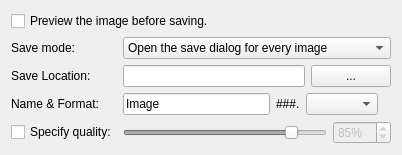
Old version of the form src/settings.ui in the repository KDE/skanlite.
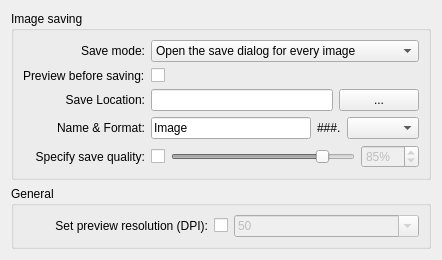
New version of the form. Custom widgets are drawn as their Qt base class.

Commit message: GUI: Reorganize the settings dialog and add the possibility to specify a preview resolution. Make the "save preview" image scalable. Use m_ prefix for class member variables.

```diff
--- a/src/settings.ui
+++ b/src/settings.ui
@@ -1,26 +1,36 @@
 <ui version="4.0" >
  <class>SkanliteSettings</class>
- <widget class="QWidget" name="SkanliteSettings" >
-  <property name="windowTitle" >
+ <widget class="QWidget" name="SkanliteSettings">
+  <property name="geometry">
+   <rect>
+    <x>0</x>
+    <y>0</y>
+    <width>410</width>
+    <height>257</height>
+   </rect>
+  </property>
+  <property name="windowTitle">
    <string>Settings</string>
   </property>
-  <layout class="QGridLayout" >
-   <item row="0" column="0" colspan="3" >
-    <widget class="QCheckBox" name="showB4Save" >
-     <property name="text" >
-      <string>Preview the image before saving.</string>
+  <layout class="QVBoxLayout" name="verticalLayout">
+   <item>
+    <widget class="QGroupBox" name="groupBox">
+     <property name="title">
+      <string>Image saving</string>
      </property>
-    </widget>
-   </item>
-   <item row="1" column="0" >
-    <widget class="QLabel" name="label_6" >
-     <property name="text" >
+     <layout class="QGridLayout" name="gridLayout">
+      <item row="0" column="0">
+       <widget class="QLabel" name="label_6">
+        <property name="text">
       <string>Save mode:</string>
      </property>
-    </widget>
-   </item>
-   <item row="1" column="1" colspan="2" >
-    <widget class="QComboBox" name="saveModeCB" >
+        <property name="alignment">
+         <set>Qt::AlignRight|Qt::AlignTrailing|Qt::AlignVCenter</set>
+        </property>
+       </widget>
+      </item>
+      <item row="0" column="1" colspan="2">
+       <widget class="QComboBox" name="saveModeCB">
      <item>
       <property name="text" >
        <string>Open the save dialog for every image</string>
@@ -38,37 +48,37 @@
      </item>
     </widget>
    </item>
-   <item row="2" column="0" >
-    <widget class="QLabel" name="label" >
-     <property name="text" >
+      <item row="1" column="0">
+       <widget class="QLabel" name="label_7">
+        <property name="text">
+         <string>Preview before saving:</string>
+        </property>
+       </widget>
+      </item>
+      <item row="1" column="1">
+       <widget class="QCheckBox" name="showB4Save">
+        <property name="text">
+         <string/>
+        </property>
+       </widget>
+      </item>
+      <item row="2" column="0">
+       <widget class="QLabel" name="label">
+        <property name="text">
       <string>Save Location:</string>
      </property>
-    </widget>
-   </item>
-   <item row="2" column="1" colspan="2" >
-    <layout class="QHBoxLayout" >
-     <property name="spacing" >
-      <number>6</number>
-     </property>
-     <property name="leftMargin" >
-      <number>0</number>
-     </property>
-     <property name="topMargin" >
-      <number>0</number>
-     </property>
-     <property name="rightMargin" >
-      <number>0</number>
-     </property>
-     <property name="bottomMargin" >
-      <number>0</number>
-     </property>
-     <item>
-      <widget class="QLineEdit" name="saveDirLEdit" />
-     </item>
-     <item>
-      <widget class="QPushButton" name="getDirButton" >
-       <property name="sizePolicy" >
-        <sizepolicy vsizetype="Fixed" hsizetype="Fixed" >
+        <property name="alignment">
+         <set>Qt::AlignRight|Qt::AlignTrailing|Qt::AlignVCenter</set>
+        </property>
+       </widget>
+      </item>
+      <item row="2" column="1">
+       <widget class="QLineEdit" name="saveDirLEdit"/>
+      </item>
+      <item row="2" column="2">
+       <widget class="QPushButton" name="getDirButton">
+        <property name="sizePolicy">
+         <sizepolicy hsizetype="Fixed" vsizetype="Fixed">
          <horstretch>0</horstretch>
          <verstretch>0</verstretch>
         </sizepolicy>
@@ -78,53 +88,59 @@
        </property>
       </widget>
      </item>
-    </layout>
-   </item>
-   <item row="3" column="0" >
-    <widget class="QLabel" name="label_2" >
-     <property name="text" >
+      <item row="3" column="0">
+       <widget class="QLabel" name="label_2">
+        <property name="text">
       <string>Name &amp; Format:</string>
      </property>
-    </widget>
-   </item>
-   <item row="3" column="1" >
-    <layout class="QHBoxLayout" >
+        <property name="alignment">
+         <set>Qt::AlignRight|Qt::AlignTrailing|Qt::AlignVCenter</set>
+        </property>
+       </widget>
+      </item>
+      <item row="3" column="1" colspan="2">
+       <layout class="QHBoxLayout">
      <item>
-      <widget class="QLineEdit" name="imgPrefix" >
-       <property name="text" >
+         <widget class="QLineEdit" name="imgPrefix">
+          <property name="text">
         <string>Image</string>
        </property>
       </widget>
      </item>
      <item>
-      <widget class="QLabel" name="label_3" >
-       <property name="text" >
+         <widget class="QLabel" name="label_3">
+          <property name="text">
         <string>###.</string>
        </property>
       </widget>
      </item>
      <item>
-      <widget class="QComboBox" name="imgFormat" />
+         <widget class="KComboBox" name="imgFormat"/>
      </item>
     </layout>
    </item>
-   <item row="3" column="2" >
-    <widget class="QLabel" name="label_5" >
-     <property name="text" >
+      <item row="4" column="0">
+       <widget class="QLabel" name="label_4">
+        <property name="text">
+         <string>Specify save quality:</string>
+        </property>
+        <property name="alignment">
+         <set>Qt::AlignRight|Qt::AlignTrailing|Qt::AlignVCenter</set>
+        </property>
+       </widget>
+      </item>
+      <item row="4" column="1" colspan="2">
+       <layout class="QHBoxLayout" name="horizontalLayout">
+        <item>
+         <widget class="QCheckBox" name="setQuality">
+          <property name="text">
       <string/>
      </property>
     </widget>
    </item>
-   <item row="4" column="0" >
-    <widget class="QCheckBox" name="setQuality" >
-     <property name="text" >
-      <string>Specify quality:</string>
-     </property>
-    </widget>
-   </item>
-   <item row="4" column="1" colspan="2" >
-    <widget class="QFrame" name="imgQualityFrame" >
-     <property name="enabled" >
+        <item>
+         <widget class="QFrame" name="imgQualityFrame">
+          <property name="enabled">
       <bool>false</bool>
      </property>
      <property name="frameShape" >
@@ -136,25 +152,16 @@
      <property name="lineWidth" >
       <number>0</number>
      </property>
-     <layout class="QHBoxLayout" >
-      <property name="spacing" >
+          <layout class="QHBoxLayout">
+           <property name="spacing">
        <number>6</number>
       </property>
-      <property name="leftMargin" >
-       <number>0</number>
-      </property>
-      <property name="topMargin" >
-       <number>0</number>
-      </property>
-      <property name="rightMargin" >
-       <number>0</number>
-      </property>
-      <property name="bottomMargin" >
+           <property name="margin">
        <number>0</number>
       </property>
       <item>
-       <widget class="QSlider" name="horizontalSlider" >
-        <property name="maximum" >
+            <widget class="QSlider" name="horizontalSlider">
+             <property name="maximum">
          <number>100</number>
         </property>
         <property name="value" >
@@ -169,8 +176,8 @@
        </widget>
       </item>
       <item>
-       <widget class="QSpinBox" name="imgQuality" >
-        <property name="suffix" >
+            <widget class="QSpinBox" name="imgQuality">
+             <property name="suffix">
          <string>%</string>
         </property>
         <property name="maximum" >
@@ -185,7 +192,101 @@
     </widget>
    </item>
   </layout>
- </widget>
+      </item>
+     </layout>
+    </widget>
+   </item>
+   <item>
+    <widget class="QGroupBox" name="groupBox_2">
+     <property name="title">
+      <string>General</string>
+     </property>
+     <layout class="QGridLayout" name="gridLayout_2" columnstretch="1,0,1">
+      <item row="0" column="2">
+       <widget class="KComboBox" name="previewDPI">
+        <property name="enabled">
+         <bool>false</bool>
+        </property>
+        <property name="editable">
+         <bool>true</bool>
+        </property>
+        <item>
+         <property name="text">
+          <string>50</string>
+         </property>
+        </item>
+        <item>
+         <property name="text">
+          <string>75</string>
+         </property>
+        </item>
+        <item>
+         <property name="text">
+          <string>100</string>
+         </property>
+        </item>
+        <item>
+         <property name="text">
+          <string>150</string>
+         </property>
+        </item>
+        <item>
+         <property name="text">
+          <string>300</string>
+         </property>
+        </item>
+        <item>
+         <property name="text">
+          <string notr="true">600</string>
+         </property>
+        </item>
+       </widget>
+      </item>
+      <item row="0" column="0">
+       <widget class="QLabel" name="label_5">
+        <property name="toolTip">
+         <string>Use this option to specify the resolution for the preview scans.</string>
+        </property>
+        <property name="text">
+         <string>Set preview resolution (DPI):</string>
+        </property>
+        <property name="alignment">
+         <set>Qt::AlignRight|Qt::AlignTrailing|Qt::AlignVCenter</set>
+        </property>
+       </widget>
+      </item>
+      <item row="0" column="1">
+       <widget class="QCheckBox" name="setPreviewDPI">
+        <property name="text">
+         <string/>
+        </property>
+       </widget>
+      </item>
+     </layout>
+    </widget>
+   </item>
+   <item>
+    <spacer name="verticalSpacer">
+     <property name="orientation">
+      <enum>Qt::Vertical</enum>
+     </property>
+     <property name="sizeHint" stdset="0">
+      <size>
+       <width>1</width>
+       <height>1</height>
+      </size>
+     </property>
+    </spacer>
+   </item>
+  </layout>
+ </widget>
+ <customwidgets>
+  <customwidget>
+   <class>KComboBox</class>
+   <extends>QComboBox</extends>
+   <header>kcombobox.h</header>
+  </customwidget>
+ </customwidgets>
  <resources/>
  <connections>
   <connection>
```
Left out of the diff: 79 changed lines with no effect on the pictures. Lines whose indentation alone changed are shown as unchanged. The commit also changes 6 other files.
